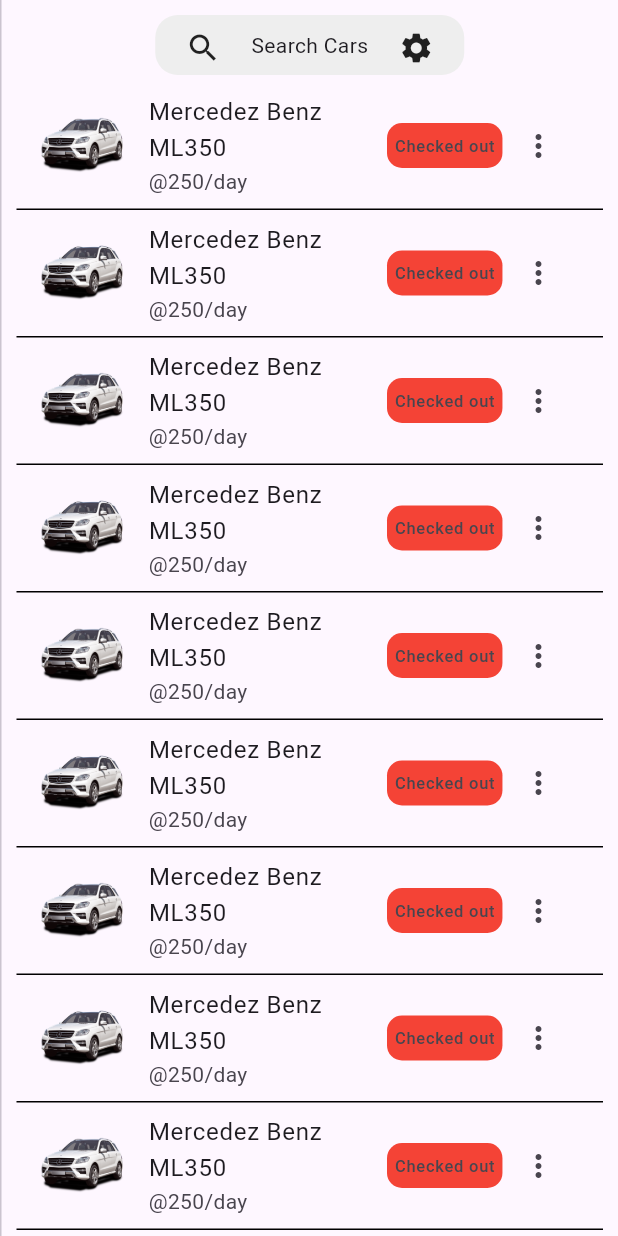
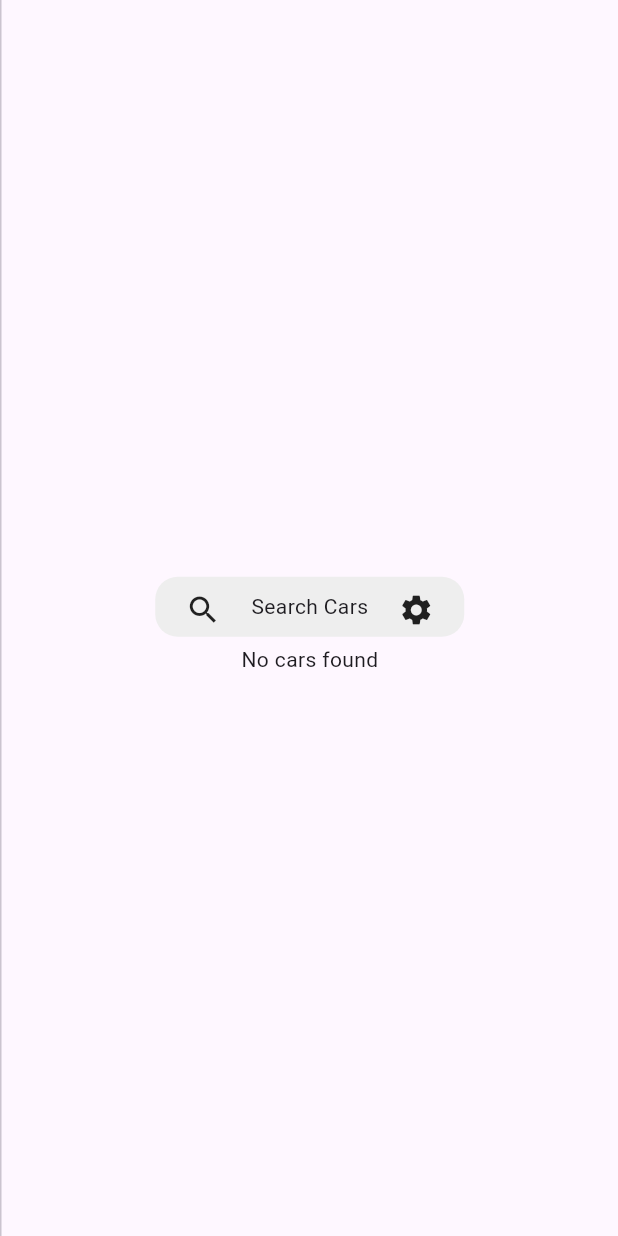
Before and after one commit to padman-1/Vehicle-rental-management-portal, a Flutter app: the HomePage screen opened directly, on a phone screen of 412 x 824 dp. Run offline on Flutter 3.47's test engine with Material 3 defaults, Android fonts, the light colour scheme and no system bars; our stand-ins replace bloc, cloud_firestore, equatable, firebase_auth, firebase_core, flutter_bloc and 2 more; accounts and stored records are empty.

Commit message:
car model and home tab updated

```diff
--- a/lib/data/models/car.dart
+++ b/lib/data/models/car.dart
@@ -1,6 +1,48 @@
 import 'dart:core';
 
-class Car {
+import 'package:equatable/equatable.dart';
+import 'package:flutter/foundation.dart';
+
+class Car extends Equatable {
+  Car(
+      {required this.speed,
+      required this.tankCapacity,
+      required this.fuelLevel,
+      required this.engineType,
+      required this.millage,
+      required this.power,
+      required this.brand,
+      required this.vin,
+      required this.insurance,
+      required this.name,
+      required this.imgurl,
+      required this.descip,
+      required this.city,
+      // required this.features,
+      required this.amount,
+      required this.currency,
+      required this.dur});
+
+  factory Car.fromMap(Map<String, dynamic> map) {
+    return Car(
+        speed: map['speed'].toString(),
+        tankCapacity: map['tankCapacity'].toString(),
+        fuelLevel: map['fuelLevel'].toString(),
+        engineType: map['engineType'].toString(),
+        millage: map['millage'].toString(),
+        power: map['power'].toString(),
+        brand: map['tankCapacity'].toString(),
+        vin: map['vin'].toString(),
+        insurance: map['insurance'].toString(),
+        name: map['name'].toString(),
+        imgurl: map['imgurl'].toString(),
+        descip: map['descip'].toString(),
+        city: map['tankCapacity'].toString(),
+        amount: map['amount'].toString(),
+        currency: map['currency'].toString(),
+        dur: map['dur'].toString());
+  }
+
   String imgurl;
   String descip;
   String city;
@@ -19,22 +61,31 @@
   final String vin;
   final String insurance;
 
-  Car(
-      {required this.speed,
-      required this.tankCapacity,
-      required this.fuelLevel,
-      required this.engineType,
-      required this.millage,
-      required this.power,
-      required this.brand,
-      required this.vin,
-      required this.insurance,
-      required this.name,
-      required this.imgurl,
-      required this.descip,
-      required this.city,
-      // required this.features,
-      required this.amount,
-      required this.currency,
-      required this.dur});
+  @override
+  // TODO: implement props
+  List<Object?> get props => [
+        currency,
+        amount,
+        dur,
+        speed,
+        tankCapacity,
+        fuelLevel,
+        engineType,
+        millage,
+        power,
+        name,
+        brand,
+        vin,
+        insurance
+      ];
+
+  Map<String, dynamic> toMap() {
+    final result = <String, dynamic>{};
+
+    result
+      ..addAll({'currency': currency})
+      ..addAll({'amount': amount});
+
+    return result;
+  }
 }
--- a/lib/pages/home/cubit/car_cubit/cubit/car_cubit.dart
+++ b/lib/pages/home/cubit/car_cubit/cubit/car_cubit.dart
@@ -13,9 +13,22 @@
       : _carRepository = carRepository,
         super(CarInitial()) {
     emit(CarLoading());
-    _subscription = carRepository.getCar().listen((event) {});
+    _subscription = carRepository.getCar().listen((event) {
+      emit(CarSuccess(
+          cars: event.docs
+              .map((e) => Car.fromMap(e.data as Map<String, dynamic>))
+              .toList()));
+    }, onError: (err) {
+      emit(CarError(error: err.toString()));
+    });
   }
 
   final CarRepository _carRepository;
   late StreamSubscription<QuerySnapshot>? _subscription;
+
+  @override
+  Future<void> close() {
+    _subscription?.cancel();
+    return super.close();
+  }
 }
--- a/lib/pages/home/tabs/home_tab.dart
+++ b/lib/pages/home/tabs/home_tab.dart
@@ -1,6 +1,9 @@
 import 'package:flutter/cupertino.dart';
 import 'package:flutter/material.dart';
+import 'package:flutter_bloc/flutter_bloc.dart';
+import 'package:vehicle_rental_management_portal/data/repositories/car_repository.dart';
 import 'package:vehicle_rental_management_portal/pages/car_details_page.dart';
+import 'package:vehicle_rental_management_portal/pages/home/cubit/car_cubit/cubit/car_cubit.dart';
 import 'package:vehicle_rental_management_portal/pages/home/tabs/upload_tab.dart';
 
 class HomeTab extends StatefulWidget {
@@ -13,16 +16,21 @@
   Widget build(BuildContext context) {
     final devSize = MediaQuery.of(context).size;
     List list = ["Booked", "checkedIn"];
-    String selectedValue = list.first;
-    return Center(
+    return RepositoryProvider(
+      create: (context) => CarRepository(),
+      child: BlocProvider(
+        create: (context) =>
+            CarCubit(carRepository: context.read<CarRepository>()),
+        child: Center(
           child: SingleChildScrollView(
             child: Column(
               children: [
                 Container(
                   margin: const EdgeInsets.only(top: 10, bottom: 5),
-              padding: const EdgeInsets.symmetric(horizontal: 20, vertical: 10),
+                  padding:
+                      const EdgeInsets.symmetric(horizontal: 20, vertical: 10),
                   height: 40,
-              width: devSize.width/2,
+                  width: devSize.width / 2,
                   decoration: BoxDecoration(
                     borderRadius: BorderRadius.circular(15),
                     color: Colors.grey[200],
@@ -36,42 +44,65 @@
                     ],
                   ),
                 ),
-
-               SizedBox(
+                BlocBuilder<CarCubit, CarState>(
+                  builder: (context, state) {
+                    if (state is CarSuccess) {
+                      if (state.cars.isEmpty) {
+                        return const Center(
+                          child: Text('No cars found'),
+                        );
+                      }
+                      return SizedBox(
                         height: devSize.height,
-                child:  ListView.builder(
-                  itemCount: 10,
+                        child: ListView.builder(
+                            itemCount: state.cars.length,
                             itemBuilder: ((context, index) {
+                              final car = state.cars[index];
                               return GestureDetector(
-                    onTap: (){
-                      Navigator.push(context, MaterialPageRoute(builder: (context,)=>const CarDetailsPage()));
+                                onTap: () {
+                                  Navigator.push(
+                                      context,
+                                      MaterialPageRoute(
+                                          builder: (
+                                        context,
+                                      ) =>
+                                              const CarDetailsPage()));
                                 },
                                 child: Container(
-                      margin: const EdgeInsets.symmetric(horizontal: 10),
+                                  margin: const EdgeInsets.symmetric(
+                                      horizontal: 10),
                                   decoration: const BoxDecoration(
-                        border: Border(bottom: BorderSide(width: 1,))
-                      ),
-                       child:  ListTile(
-                         leading: Image(image: AssetImage('assets/images/car1.png')),
-                         title: Text('Mercedez Benz ML350'),
-                         subtitle: Text('@250/day'),
+                                      border: Border(
+                                          bottom: BorderSide(
+                                    width: 1,
+                                  ))),
+                                  child: ListTile(
+                                    leading:
+                                        Image(image: NetworkImage(car.imgurl)),
+                                    title: Text(car.brand),
+                                    subtitle: Text(car.amount),
                                     trailing: SizedBox(
                                         width: 120,
                                         child: Row(
-                            mainAxisAlignment: MainAxisAlignment.spaceBetween,
+                                          mainAxisAlignment:
+                                              MainAxisAlignment.spaceBetween,
                                           children: [
                                             Container(
-                              padding: EdgeInsets.symmetric(horizontal: 5, vertical: 7),
+                                              padding: EdgeInsets.symmetric(
+                                                  horizontal: 5, vertical: 7),
                                               decoration: BoxDecoration(
-                                borderRadius: BorderRadius.circular(10),
-                                color: Colors.red
-                              ),
+                                                  borderRadius:
+                                                      BorderRadius.circular(10),
+                                                  color: Colors.red),
                                               child: Text('Checked out'),
                                             ),
                                             // Navigator.push(context, MaterialPageRoute(builder: (context)=> UploadTab()));
                                             PopupMenuButton(
-                                icon: const Icon(Icons.more_vert_outlined),
-                                itemBuilder: (BuildContext context)=> [
+                                                icon: const Icon(
+                                                    Icons.more_vert_outlined),
+                                                itemBuilder: (BuildContext
+                                                        context) =>
+                                                    [
                                                       const PopupMenuItem(
                                                         value: 'Status',
                                                         child: Text('Status'),
@@ -79,77 +110,35 @@
                                                       PopupMenuItem(
                                                         value: 'Edit Car',
                                                         child: Text('Edit Car'),
-                                    onTap: () => Navigator.push(context, MaterialPageRoute(builder: (context)=>UploadTab(),),),
+                                                        onTap: () =>
+                                                            Navigator.push(
+                                                          context,
+                                                          MaterialPageRoute(
+                                                            builder:
+                                                                (context) =>
+                                                                    UploadTab(),
+                                                          ),
+                                                        ),
                                                       ),
                                                       const PopupMenuItem(
                                                         value: 'Delete',
                                                         child: Text('Delete'),
                                                       )
-                                ]
-                              )
-
+                                                    ])
                                           ],
-                            )
-                          ),
+                                        )),
                                   ),
                                 ),
                               );
                             })),
+                      );
+                    }
+                    return SizedBox();
+                  },
                 )
-            // SizedBox(
-            //   height: devSize.height,
-            //   child: GridView.builder(
-            //     itemCount: 8,
-            //     gridDelegate: const SliverGridDelegateWithFixedCrossAxisCount(crossAxisCount: 4),
-            //     itemBuilder: (_, i)=>GestureDetector(
-            //       onTap: () => Navigator.push(context, MaterialPageRoute(builder: (context)=> const CarDetailsPage(),),),
-            //       child: Container(
-            //         height: devSize.height/2,
-            //         margin: const EdgeInsets.all(5),
-            //         // padding: const EdgeInsets.symmetric(horizontal: 50),
-            //         decoration: BoxDecoration(
-            //           // border: Border.all(),
-            //           color: Colors.blueGrey.withOpacity(0.1),
-            //           borderRadius: BorderRadius.circular(10)
-            //         ),
-            //         child: Column(
-            //           children: [
-            //             Container(
-            //               // margin: const EdgeInsets.symmetric(vertical: 20),
-            //               height: devSize.height / 5,
-            //               decoration: const BoxDecoration(
-            //                 image: DecorationImage(image: AssetImage('assets/images/car1.png',),
-            //                 fit: BoxFit.contain,
-            //                 ),
-            //               ),
-            //             ),
-            //             const Divider(),
-            //             Expanded(
-            //               child: Column(
-            //                 children: [
-            //                   const Text('Mercedez Benz ML350',),
-            //               const SizedBox(height: 10,),
-            //               const Text("@250/day"),
-            //               Container(
-            //                 decoration: const BoxDecoration(
-            //                   color: Colors.red,
-            //                 ),
-            //                 child: const Text('Booked',
-            //                 ),
-            //               )
-            //                 ],
-            //               ),
-            //             ),
-
-            //             //  SizedBox(width: 5)
-            //           ],
-            //         ),
-            //       ),
-            //     ),
-
-            //   ),
-            // ),
               ],
+            ),
+          ),
         ),
       ),
     );
```
Lines whose indentation alone changed are shown as unchanged.
